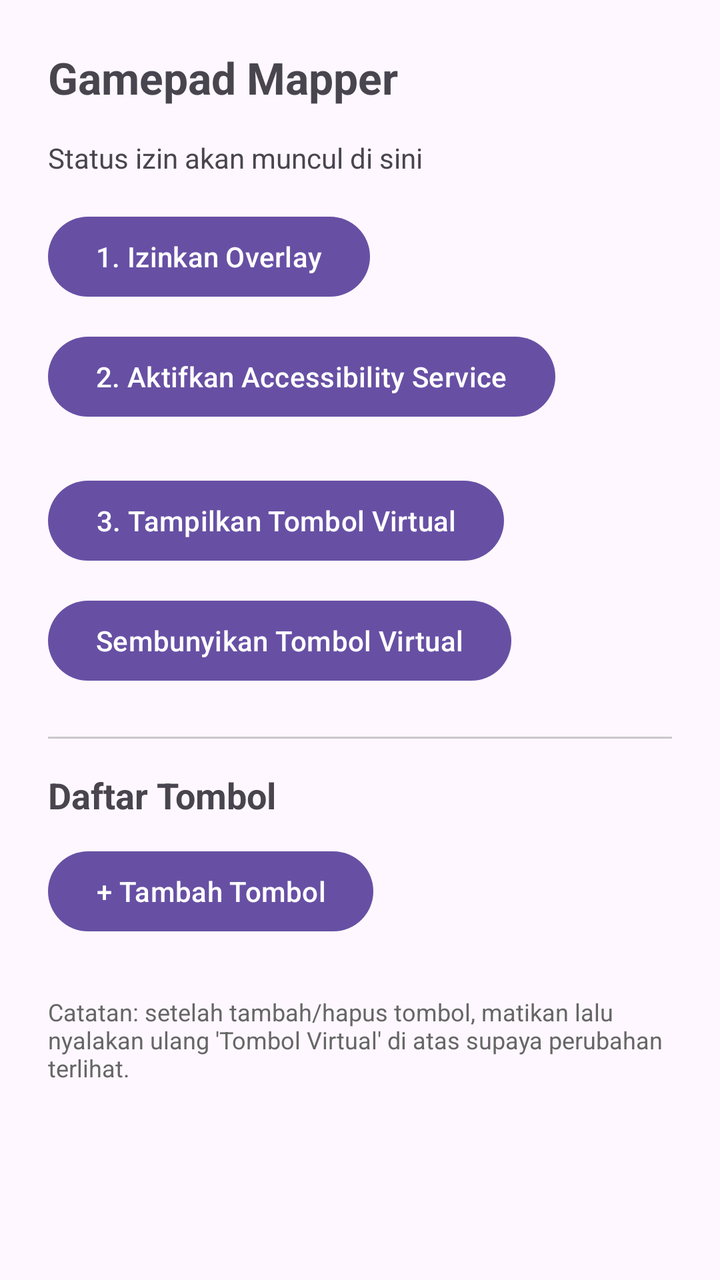
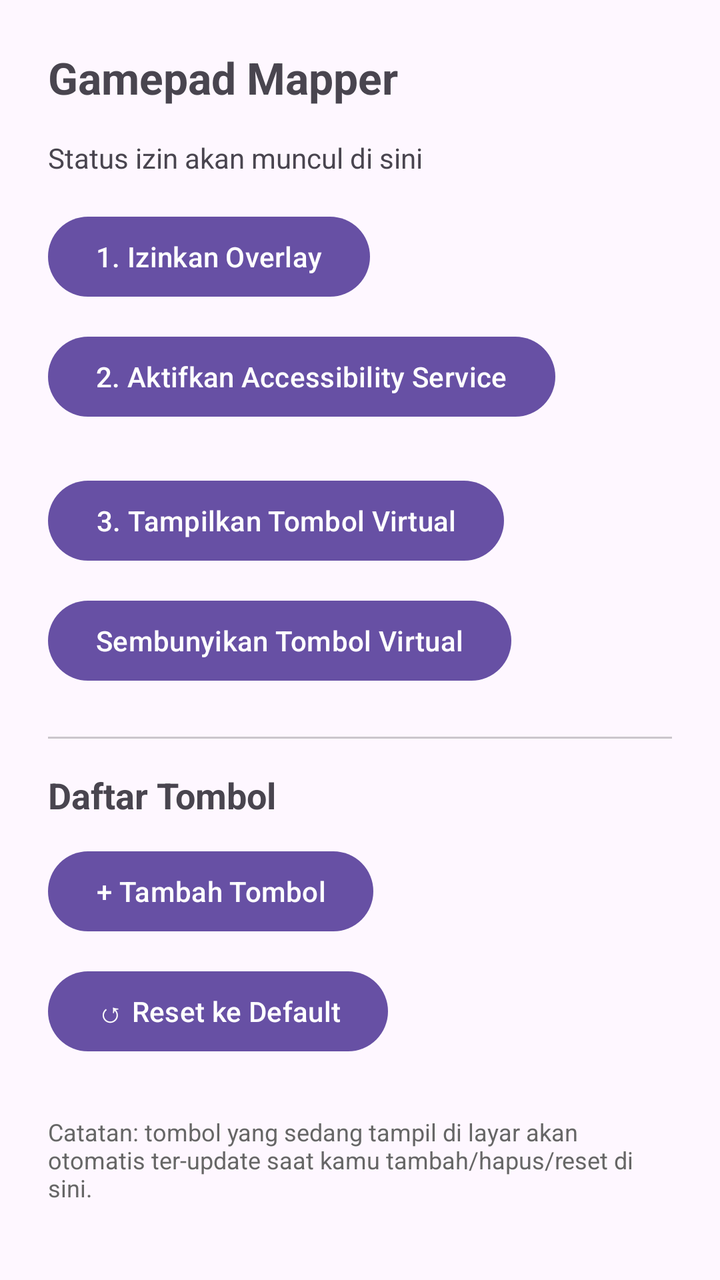

An Android layout rendered at two revisions. The XML below is the earlier revision; the diff shows what the commit changed to produce the second picture.
<!-- AndroidManifest.xml: application theme Theme.Material3.DayNight -->
<!-- res/layout/activity_main.xml -->
<?xml version="1.0" encoding="utf-8"?>
<ScrollView xmlns:android="http://schemas.android.com/apk/res/android"
    android:layout_width="match_parent"
    android:layout_height="match_parent">

    <LinearLayout
        android:layout_width="match_parent"
        android:layout_height="wrap_content"
        android:orientation="vertical"
        android:padding="24dp">

        <TextView
            android:layout_width="wrap_content"
            android:layout_height="wrap_content"
            android:text="Gamepad Mapper"
            android:textSize="22sp"
            android:textStyle="bold"
            android:layout_marginBottom="16dp" />

        <TextView
            android:id="@+id/statusText"
            android:layout_width="wrap_content"
            android:layout_height="wrap_content"
            android:text="Status izin akan muncul di sini"
            android:layout_marginBottom="16dp" />

        <Button
            android:id="@+id/btnGrantOverlay"
            android:layout_width="wrap_content"
            android:layout_height="wrap_content"
            android:text="1. Izinkan Overlay" />

        <Button
            android:id="@+id/btnGrantAccessibility"
            android:layout_width="wrap_content"
            android:layout_height="wrap_content"
            android:layout_marginTop="12dp"
            android:text="2. Aktifkan Accessibility Service" />

        <Button
            android:id="@+id/btnStartOverlay"
            android:layout_width="wrap_content"
            android:layout_height="wrap_content"
            android:layout_marginTop="24dp"
            android:text="3. Tampilkan Tombol Virtual" />

        <Button
            android:id="@+id/btnStopOverlay"
            android:layout_width="wrap_content"
            android:layout_height="wrap_content"
            android:layout_marginTop="12dp"
            android:text="Sembunyikan Tombol Virtual" />

        <View
            android:layout_width="match_parent"
            android:layout_height="1dp"
            android:background="#33000000"
            android:layout_marginTop="24dp"
            android:layout_marginBottom="16dp" />

        <TextView
            android:layout_width="wrap_content"
            android:layout_height="wrap_content"
            android:text="Daftar Tombol"
            android:textSize="18sp"
            android:textStyle="bold"
            android:layout_marginBottom="12dp" />

        <Button
            android:id="@+id/btnAddButton"
            android:layout_width="wrap_content"
            android:layout_height="wrap_content"
            android:text="+ Tambah Tombol"
            android:layout_marginBottom="12dp" />

        <LinearLayout
            android:id="@+id/mappingListContainer"
            android:layout_width="match_parent"
            android:layout_height="wrap_content"
            android:orientation="vertical" />

        <TextView
            android:layout_width="match_parent"
            android:layout_height="wrap_content"
            android:layout_marginTop="16dp"
            android:textSize="12sp"
            android:textColor="#666666"
            android:text="Catatan: setelah tambah/hapus tombol, matikan lalu nyalakan ulang 'Tombol Virtual' di atas supaya perubahan terlihat." />

    </LinearLayout>
</ScrollView>
<!-- resources referenced by this layout -->
<resources>

</resources>

<!-- the commit's change to res/layout/activity_main.xml (unified diff, before → after) -->
@@ -73,6 +73,13 @@
             android:text="+ Tambah Tombol"
             android:layout_marginBottom="12dp" />
 
+        <Button
+            android:id="@+id/btnResetDefault"
+            android:layout_width="wrap_content"
+            android:layout_height="wrap_content"
+            android:text="↺ Reset ke Default"
+            android:layout_marginBottom="12dp" />
+
         <LinearLayout
             android:id="@+id/mappingListContainer"
             android:layout_width="match_parent"
@@ -85,7 +92,7 @@
             android:layout_marginTop="16dp"
             android:textSize="12sp"
             android:textColor="#666666"
-            android:text="Catatan: setelah tambah/hapus tombol, matikan lalu nyalakan ulang 'Tombol Virtual' di atas supaya perubahan terlihat." />
+            android:text="Catatan: tombol yang sedang tampil di layar akan otomatis ter-update saat kamu tambah/hapus/reset di sini." />
 
     </LinearLayout>
 </ScrollView>
